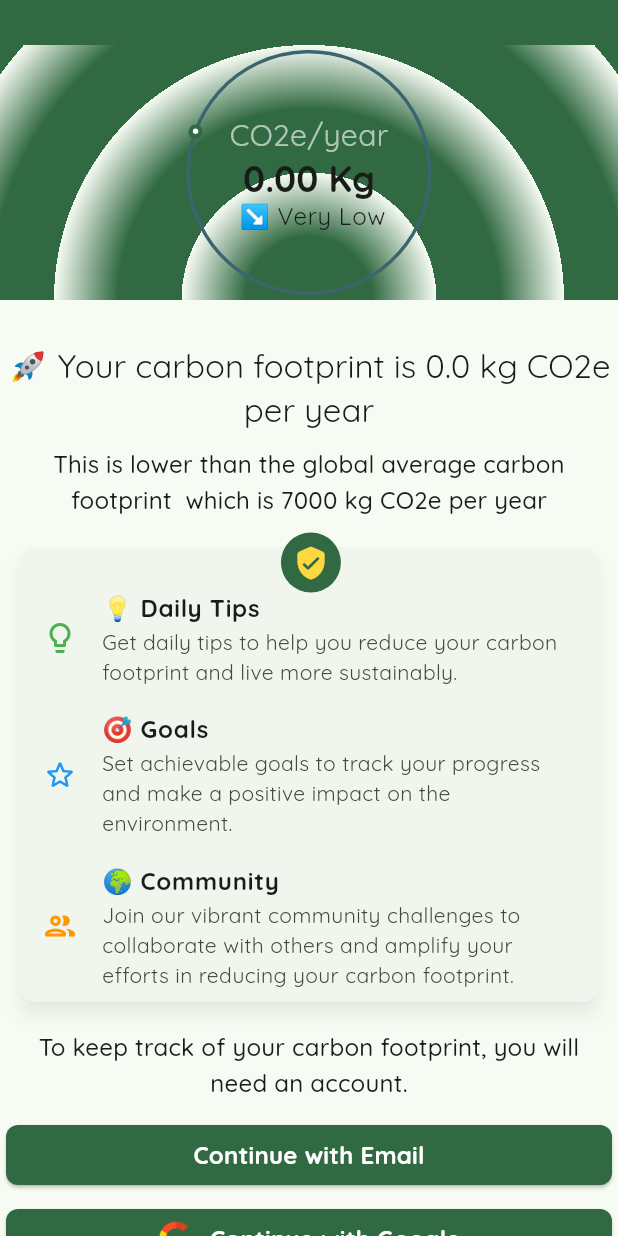
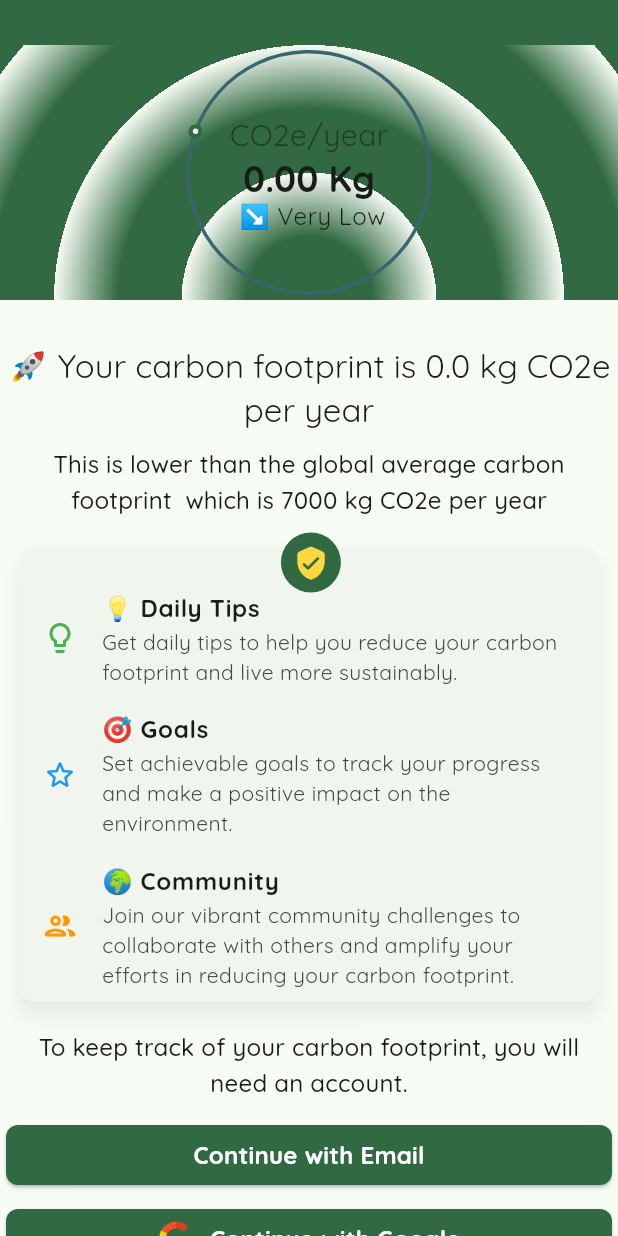
Before and after one commit to Quingsley/CarbonZero, a Flutter app: the CarbonFootPrintResults screen opened by its route, on a phone screen of 412 x 824 dp. Run offline on Flutter 3.47's test engine with Material 3 defaults, Android fonts, the phone set to English and light mode, and no system bars; drawn by our look-alikes of sleek_circular_slider; our stand-ins replace awesome_notifications, cloud_firestore, country_picker, equatable, firebase_auth, firebase_core and 20 more; missing offline and left inert: firebase_app_check, firebase_cached_image, flutter_custom_tabs, flutter_face_pile; accounts and stored records are empty; generated files the repository leaves out were written again; project files that could hold a hidden picture were left out.

Commit message:
Update color in CarbonFootPrintData widget

```diff
--- a/lib/features/home/presentation/widgets/carbon_foot_print.dart
+++ b/lib/features/home/presentation/widgets/carbon_foot_print.dart
@@ -38,7 +38,7 @@ class CarbonFootPrintData extends StatelessWidget {
         infoProperties: InfoProperties(
           topLabelText: 'CO2e/$per',
           topLabelStyle: context.textTheme.bodyMedium?.copyWith(
-            color: context.colors.onPrimary.withOpacity(.62),
+            color: context.colors.onSurface.withOpacity(.62),
             fontSize: 20,
           ),
           mainLabelStyle: context.textTheme.displaySmall?.copyWith(
```
